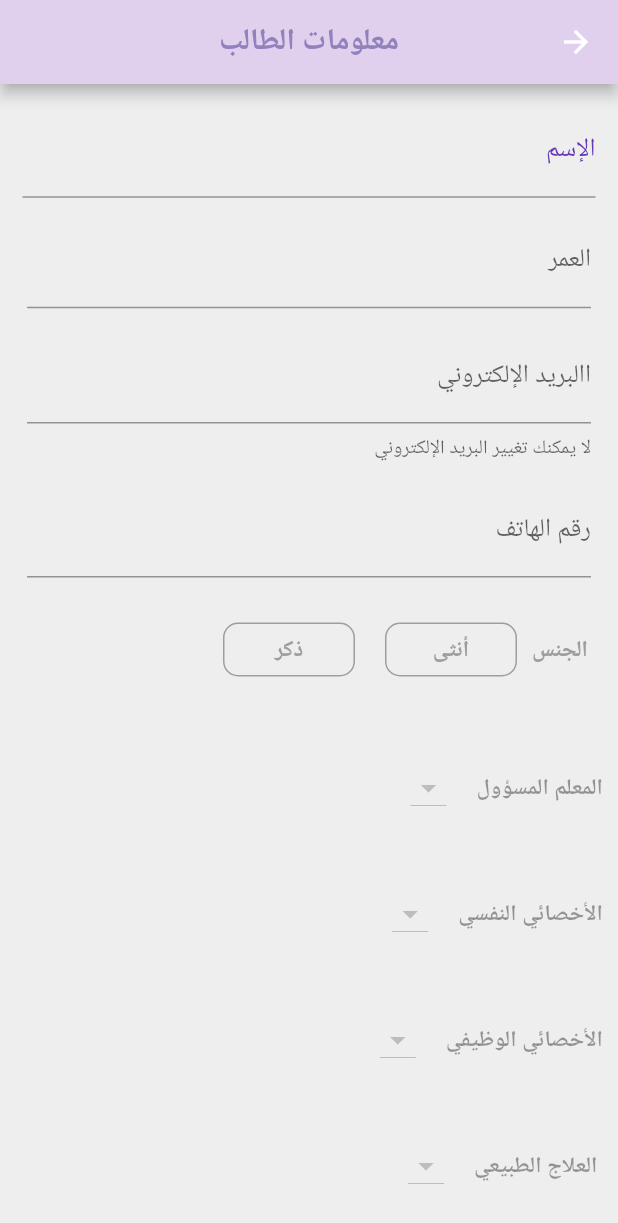
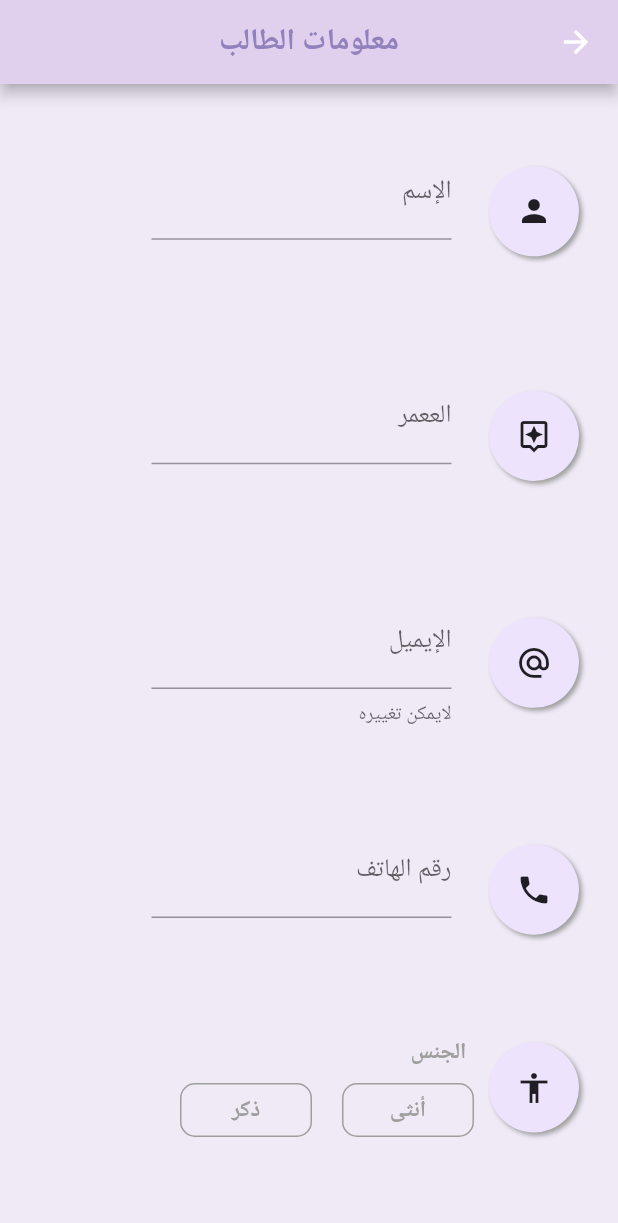
Before and after one commit to alzahrahalees/Hanan-2, a Flutter app: the StudentInfo screen opened directly with empty values, on a phone screen of 412 x 824 dp. Shown: the top 1223 px of the screen. Run offline on Flutter 3.47's test engine with Material 2 defaults, Android fonts, the phone set to English and light mode, and no system bars; our stand-ins replace cloud_firestore, firebase_auth, firebase_core, flutter_spinkit, rflutter_alert; missing offline and left inert: multiselect_formfield; accounts and stored records are empty.

Commit message:
edit student onfo page

```diff
--- a/lib/UI/Admin/AdminStudent/StudentDetails.dart
+++ b/lib/UI/Admin/AdminStudent/StudentDetails.dart
@@ -87,6 +87,9 @@ class _StudentInfoState extends State<StudentInfo> {
     String age;
     String phone;
     String email;
+    String newName;
+    String newAge;
+    String newPhone;
 
     final formkey = GlobalKey<FormState>();
     return Scaffold(
@@ -103,7 +106,7 @@ class _StudentInfoState extends State<StudentInfo> {
                   if (snapshot.hasData) {
                     return Container(
                         padding: EdgeInsets.all(10),
-                        color: kBackgroundPageColor,
+                        color: Color(0xfff0eaf7),
                         alignment: Alignment.topRight,
                         child: Form(
                             key: formkey,
@@ -118,115 +121,100 @@ class _StudentInfoState extends State<StudentInfo> {
                                   email = document.data()['email'];
 
                                   return Column(children: <Widget>[
+
+                                    ProfileTile(
+                                      title: document.data()['name'] ,
+                                      hintTitle: "الإسم",
+                                      readOnly: false,
+                                    icon: Icons.person,
+                                    color: kWolcomeBkg,
+                                    onChanged: (value)=> newName= value,
+                                    ),
+                                    ProfileTile(
+                                      title: document.data()['age'] ,
+                                      hintTitle: "الععمر",
+                                      readOnly: false,
+                                      icon: Icons.assistant_outlined,
+                                      color: kWolcomeBkg,
+                                      onChanged: (value)=> newAge= value,
+                                    ),
+                                    ProfileTile(
+                                      title: document.data()['email'] ,
+                                      hintTitle: "الإيميل",
+                                      readOnly: true,
+                                      icon: Icons.alternate_email_outlined,
+                                      color: kWolcomeBkg,
+                                      onChanged: (value){},
+                                    ),
+                                    ProfileTile(
+                                      title: document.data()['phone'] ,
+                                      hintTitle: "رقم الهاتف",
+                                      readOnly: false,
+                                      icon: Icons.phone,
+                                      color: kWolcomeBkg,
+                                      onChanged: (value)=> newPhone= value,
+                                    ),
                                     Padding(
-                                        padding: EdgeInsets.all(5),
-                                        child: TextFormField(
-                                          initialValue: document.data()['name'],
-                                          decoration: InputDecoration(
-                                              labelText: "الإسم",
-                                              labelStyle: TextStyle(
-                                                  color: Colors.deepPurple)),
-                                          onChanged: (value) {
-                                            name = value;
-                                          },
-                                          validator: (value) {
-                                            if (value.isEmpty) {
-                                              return "لا يمكن تركها فارغة";
-                                            }
-                                          },
-                                        )),
-                                    Padding(
-                                      padding: const EdgeInsets.all(8.0),
-                                      child: TextFormField(
-                                        initialValue: document.data()['age'],
-                                        decoration:
-                                            InputDecoration(labelText: "العمر"),
-                                        onChanged: (value) {
-                                          age = value;
-                                        },
-                                        validator: (value) {
-                                          if (value.isEmpty) {
-                                            return "لا يمكن تركها فارغة";
-                                          }
-                                        },
+                                      padding: const EdgeInsets.only(top: 10,
+                                          bottom: 10,
+                                          left: 5,
+                                          right: 8),
+                                      child: Container(
+                                        child: Padding(
+                                          padding: const EdgeInsets.all(8.0),
+                                          child: Row(
+                                              mainAxisAlignment: MainAxisAlignment
+                                                  .start,
+                                              children: <Widget>[
+                                                Circle(
+                                                  child: Icon(
+                                                      Icons.accessibility),
+                                                  color: kWolcomeBkg,),
+                                                SizedBox(width: 10),
+                                                Column(
+                                                  crossAxisAlignment: CrossAxisAlignment
+                                                      .start,
+                                                  children: [
+                                                    Padding(
+                                                      padding: const EdgeInsets
+                                                          .all(5.0),
+                                                      child: Text("الجنس",
+                                                          style: kTextPageStyle
+                                                              .copyWith(
+                                                              color: Colors
+                                                                  .grey)),
+                                                    ),
+                                                    Container(
+                                                      child: Container(
+                                                        child: Row(
+                                                          mainAxisAlignment: MainAxisAlignment
+                                                              .spaceBetween,
+                                                          children: <Widget>[
+                                                            RadioButton(
+                                                                list[0], 0),
+                                                            Padding(
+                                                                padding: EdgeInsets
+                                                                    .all(10)),
+                                                            RadioButton(
+                                                                list[1], 1),
+                                                          ],
+                                                        ),
+                                                      ),
+                                                      // Padding(padding: EdgeInsets.all(30)),
+
+
+                                                    )
+                                                  ],
+                                                ),
+
+                                              ]
+                                          ),
+                                        ),
                                       ),
                                     ),
 
                                     Padding(
-                                      padding: const EdgeInsets.all(8.0),
-                                      child: TextFormField(
-                                        initialValue: document.data()['email'],
-                                        readOnly: true,
-                                        decoration: InputDecoration(
-                                            helperText:
-                                                "لا يمكنك تغيير البريد الإلكتروني",
-                                            labelText: "االبريد الإلكتروني"),
-                                        onChanged: (value) {
-                                          email = value;
-                                        },
-                                        validator: (value) {
-                                          if (value.isEmpty) {
-                                            return "لا يمكن تركها فارغة";
-                                          }
-                                        },
-                                      ),
-                                    ),
-
-                                    Padding(
-                                      padding: const EdgeInsets.all(8.0),
-                                      child: TextFormField(
-                                        initialValue: document.data()['phone'],
-                                        decoration: InputDecoration(
-                                            labelText: "رقم الهاتف"),
-                                        onChanged: (value) {
-                                          phone = value;
-                                        },
-                                        validator: (value) {
-                                          if (value.isEmpty) {
-                                            return "لا يمكن تركها فارغة";
-                                          }
-                                        },
-                                      ),
-                                    ),
-
-                                    Padding(
-                                      padding: const EdgeInsets.all(10.0),
-                                      child: Row(children: <Widget>[
-                                        Text("الجنس",
-                                            style: kTextPageStyle.copyWith(
-                                                color: Colors.grey)),
-                                        new Padding(
-                                            padding: new EdgeInsets.all(5)),
-                                        Container(
-                                            child: Row(
-                                                mainAxisAlignment:
-                                                    MainAxisAlignment
-                                                        .spaceBetween,
-                                                children: <Widget>[
-                                              Container(
-                                                child: Row(
-                                                  mainAxisAlignment:
-                                                      MainAxisAlignment
-                                                          .spaceBetween,
-                                                  children: <Widget>[
-                                                    RadioButton(list[0], 0),
-                                                    new Padding(
-                                                        padding:
-                                                            new EdgeInsets.all(
-                                                                10)),
-                                                    RadioButton(list[1], 1),
-                                                  ],
-                                                ),
-                                              ),
-                                              Padding(
-                                                  padding: EdgeInsets.all(30)),
-                                            ]))
-                                      ]),
-                                    ),
-
-                                    //
-                                    new Padding(
-                                        padding: new EdgeInsets.all(10)),
+                                        padding: EdgeInsets.all(10)),
                                     Row(
                                       children: [
                                         Text("المعلم المسؤول",
@@ -582,15 +570,11 @@ class _StudentInfoState extends State<StudentInfo> {
                                         ),
                                       ],
                                     ),
-                                    new Padding(
-                                        padding: new EdgeInsets.all(10)),
 
-                                    Row(
-                                      children: [
-                                        Padding(
-                                            padding:
-                                                EdgeInsets.only(right: 90)),
-                                        RaisedButton(
+                                    Center(
+                                      child: Padding(
+                                        padding: const EdgeInsets.all(20.0),
+                                        child: RaisedButton(
                                           color: kButtonColor,
                                           child: Text("تعديل",
                                               style: kTextButtonStyle),
@@ -601,9 +585,9 @@ class _StudentInfoState extends State<StudentInfo> {
                                             if (formkey.currentState
                                                 .validate()) {
                                               Admin_Students.doc(uid).update({
-                                                'name': name,
-                                                'age': age,
-                                                'phone': phone,
+                                                'name':newName==null? name: newName,
+                                                'age': newAge==null? age: newAge,
+                                                'phone': phone==null? phone: newPhone,
                                               });
                                               if (gender != null) {
                                                 Admin_Students.doc(uid).update({
@@ -659,9 +643,9 @@ class _StudentInfoState extends State<StudentInfo> {
                                               }
 
                                               Students.doc(uid).update({
-                                                'name': name,
-                                                'age': age,
-                                                'phone': phone,
+                                                'name':newName==null? name: newName,
+                                                'age': newAge==null? age: newAge,
+                                                'phone': phone==null? phone: newPhone,
                                               });
                                               if (gender != null) {
                                                 Students.doc(uid).update({
@@ -718,9 +702,9 @@ class _StudentInfoState extends State<StudentInfo> {
                                               }
 
                                               Users.doc(uid).update({
-                                                'name': name,
-                                                'age': age,
-                                                'phone': phone,
+                                                'name':newName==null? name: newName,
+                                                'age': newAge==null? age: newAge,
+                                                'phone': phone==null? phone: newPhone,
                                               });
                                               if (gender != null) {
                                                 Users.doc(uid).update({
@@ -1035,23 +1019,7 @@ class _StudentInfoState extends State<StudentInfo> {
                                             }
                                           },
                                         ),
-                                        Padding(padding: EdgeInsets.all(5)),
-                                        RaisedButton(
-                                            color: kButtonColor,
-                                            child: Text("الغاء",
-                                                style: kTextButtonStyle),
-                                            shape: RoundedRectangleBorder(
-                                                borderRadius:
-                                                    BorderRadius.circular(
-                                                        18.0)),
-                                            onPressed: () {
-                                              Navigator.pop(
-                                                  context,
-                                                  MaterialPageRoute(
-                                                      builder: (context) =>
-                                                          MainAdminScreen(0)));
-                                            })
-                                      ],
+                                      ),
                                     ),
                                   ]);
                                 }).toList())));
--- a/lib/UI/Constance.dart
+++ b/lib/UI/Constance.dart
@@ -520,11 +520,11 @@ class ProfileTile extends StatelessWidget {
   final String title;
   final Color color;
   final Function onChanged;
-  final Function validator;
+
   final bool readOnly;
 
 
-  const ProfileTile({this.readOnly,this.validator,this.onChanged,this.icon, this.hintTitle, this.title, this.color});
+  const ProfileTile({this.readOnly,this.onChanged,this.icon, this.hintTitle, this.title, this.color});
 
   @override
   Widget build(BuildContext context) {
--- a/lib/UI/Teacher.dart
+++ b/lib/UI/Teacher.dart
@@ -54,6 +54,10 @@ class AddTeacher extends StatelessWidget {
     Future<void> addTeacher() async{
       //problem:the document must be have the same ID
 
+      var exists = await FirebaseFirestore.instance.collection('Users')
+              .doc(email).get();
+      bool isExists = (exists.exists);
+        if(!isExists){
 
       var NoAuth =FirebaseFirestore.instance.collection('NoAuth').doc(email.toLowerCase()).set({});
 
@@ -101,7 +105,7 @@ class AddTeacher extends StatelessWidget {
         "birthday": birthday.toString()
       });
 
-
+}
 
       Navigator.pop(
           context,
--- a/lib/UI/logIn.dart
+++ b/lib/UI/logIn.dart
@@ -275,6 +275,7 @@ class _MainLogInState extends State<MainLogIn> {
         print('inside whoIs function $type');
       });
     }).catchError((err) => type = 'Not Valid');
+
     authReslute = await FirebaseFirestore.instance.collection('NoAuth')
         .doc(_email.text).get();
 
```
Also changed, not shown: lib/UI/Admin/AdminSpecialist/AdminSpecialistScreen.dart (+7 -0 lines), lib/UI/Specialist.dart (+7 -2 lines), lib/UI/Student.dart (+5 -2 lines).
